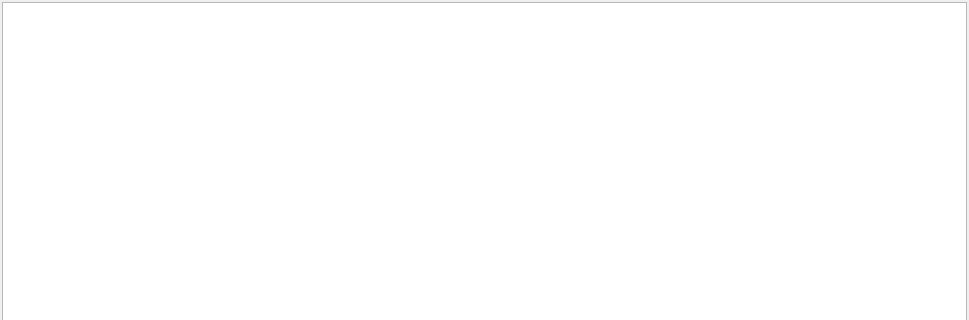
Inria-Empenn/QtShanoir, file Code/qtshanoirtreewidget.ui: the form before one commit; both pictures show x 0 to 969 and y 0 to 320 of the 969 by 726 pixel window.
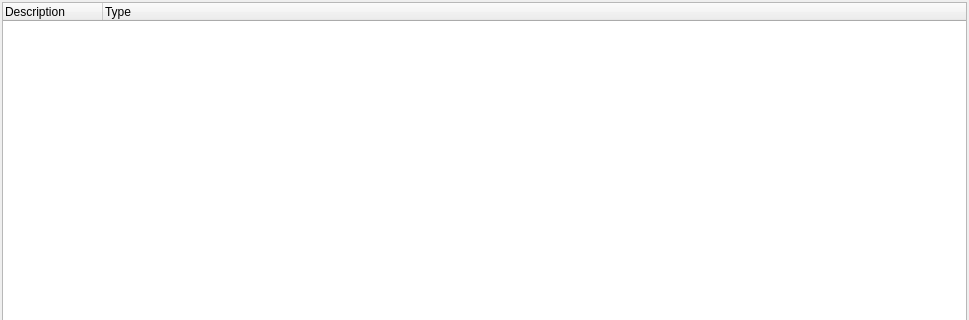
The form after the commit. Icons and pictures are not drawn.

```diff
--- a/Code/qtshanoirtreewidget.ui
+++ b/Code/qtshanoirtreewidget.ui
@@ -19,17 +19,33 @@
    </property>
    <item row="0" column="0">
     <widget class="QTreeWidget" name="treeWidget">
+     <property name="enabled">
+      <bool>true</bool>
+     </property>
      <property name="font">
       <font>
        <pointsize>9</pointsize>
       </font>
      </property>
      <attribute name="headerVisible">
-      <bool>false</bool>
+      <bool>true</bool>
      </attribute>
      <column>
       <property name="text">
-       <string notr="true">1</string>
+       <string notr="true">Description</string>
+      </property>
+      <property name="icon">
+       <iconset resource="../Resources/qtshanoir.qrc">
+        <normaloff>:/Images/details.16x16.png</normaloff>:/Images/details.16x16.png</iconset>
+      </property>
+     </column>
+     <column>
+      <property name="text">
+       <string>Type</string>
+      </property>
+      <property name="icon">
+       <iconset resource="../Resources/qtshanoir.qrc">
+        <normaloff>:/Images/datasetDetail.64x64.png</normaloff>:/Images/datasetDetail.64x64.png</iconset>
       </property>
      </column>
     </widget>
```
Left out of the diff: 7 changed lines with no effect on the pictures.
